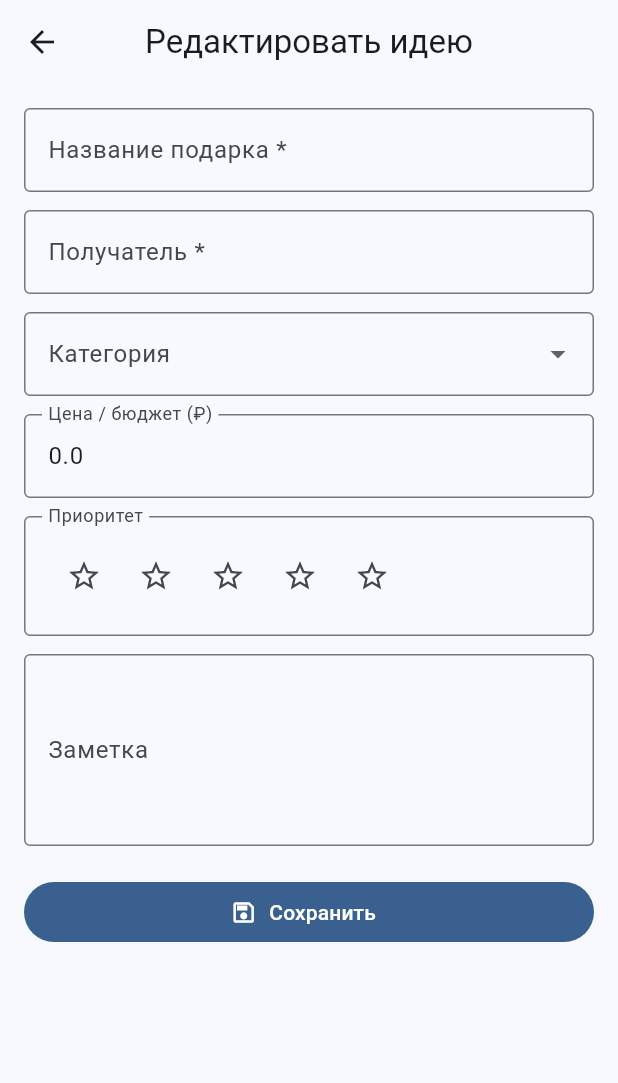
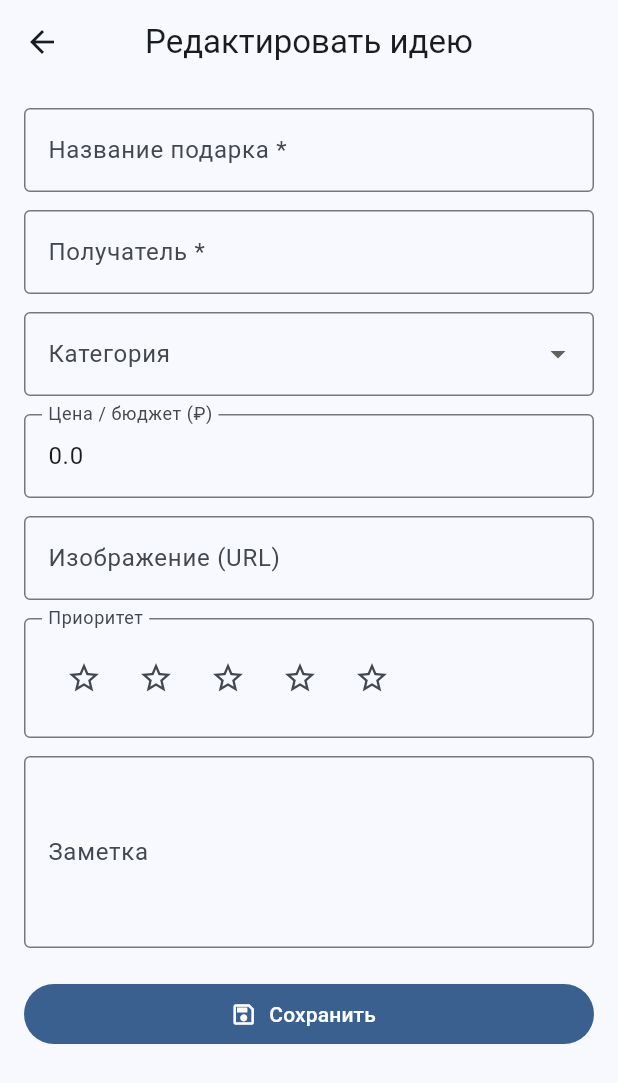
Before and after one commit to superillegal/wishListApp, a Flutter app: the GiftDetailScreen screen opened directly with empty values, after a tap on the "edit" icon, on a phone screen of 412 x 824 dp. Shown: the top 1083 px of the screen. Run offline on Flutter 3.47's test engine with Material 3 defaults, Android fonts, the phone set to English and light mode, and no system bars; our stand-ins replace cached_network_image; network calls fail.

Commit message:
Add cached network images for gifts

```diff
--- a/lib/models/gift.dart
+++ b/lib/models/gift.dart
@@ -12,6 +12,7 @@ class Gift {
   final DateTime? datePurchased;
   final String? category;      // опц.
   final String? note;          // опц.
+  final String? imageUrl;      // опц. ссылка на изображение
 
   const Gift({
     required this.id,
@@ -24,6 +25,7 @@ class Gift {
     required this.datePurchased,
     required this.category,
     required this.note,
+    required this.imageUrl,
   });
 
   Gift copyWith({
@@ -37,6 +39,7 @@ class Gift {
     DateTime? datePurchased,
     String? category,
     String? note,
+    String? imageUrl,
   }) {
     return Gift(
       id: id ?? this.id,
@@ -49,6 +52,7 @@ class Gift {
       datePurchased: datePurchased ?? this.datePurchased,
       category: category ?? this.category,
       note: note ?? this.note,
+      imageUrl: imageUrl ?? this.imageUrl,
     );
   }
 
@@ -59,6 +63,7 @@ class Gift {
     int priority = 3,
     String? category,
     String? note,
+    String? imageUrl,
   }) {
     final now = DateTime.now();
     return Gift(
@@ -72,6 +77,7 @@ class Gift {
       datePurchased: null,
       category: category,
       note: note,
+      imageUrl: imageUrl,
     );
   }
 }
--- a/lib/screens/gift_detail_screen.dart
+++ b/lib/screens/gift_detail_screen.dart
@@ -1,6 +1,7 @@
 import 'package:flutter/material.dart';
 import '../models/gift.dart';
 import '../utils/format.dart';
+import '../widgets/gift_image.dart';
 import 'gift_form_screen.dart';
 
 class GiftDetailScreen extends StatelessWidget {
@@ -78,6 +79,7 @@ class GiftDetailScreen extends StatelessWidget {
       ),
       body: ListView(
         children: [
+          GiftHeaderImage(imageUrl: gift.imageUrl, title: gift.title),
           Container(
             padding: const EdgeInsets.all(24),
             decoration: BoxDecoration(
@@ -120,6 +122,8 @@ class GiftDetailScreen extends StatelessWidget {
               value: gift.datePurchased == null ? '—' : formatDate(gift.datePurchased!)),
           if (gift.note != null && gift.note!.trim().isNotEmpty)
             _InfoTile(label: 'Заметка', value: gift.note!),
+          if (gift.imageUrl != null && gift.imageUrl!.trim().isNotEmpty)
+            _InfoTile(label: 'Ссылка на изображение', value: gift.imageUrl!),
           const SizedBox(height: 12),
           Padding(
             padding: const EdgeInsets.symmetric(horizontal: 16),
--- a/lib/screens/gift_form_screen.dart
+++ b/lib/screens/gift_form_screen.dart
@@ -15,6 +15,7 @@ class _GiftFormScreenState extends State<GiftFormScreen> {
   late final TextEditingController _title;
   late final TextEditingController _recipient;
   late final TextEditingController _price;
+  late final TextEditingController _image;
   String? _category;
   late int _priority;
   late final TextEditingController _note;
@@ -39,6 +40,7 @@ class _GiftFormScreenState extends State<GiftFormScreen> {
     _recipient = TextEditingController(text: g?.recipient ?? '');
     _price = TextEditingController(
         text: g?.plannedPrice == null ? '' : g!.plannedPrice!.toString());
+    _image = TextEditingController(text: g?.imageUrl ?? '');
     _category = g?.category ?? 'Без категории';
     _priority = g?.priority ?? 3;
     _note = TextEditingController(text: g?.note ?? '');
@@ -49,6 +51,7 @@ class _GiftFormScreenState extends State<GiftFormScreen> {
     _title.dispose();
     _recipient.dispose();
     _price.dispose();
+    _image.dispose();
     _note.dispose();
     super.dispose();
   }
@@ -74,6 +77,7 @@ class _GiftFormScreenState extends State<GiftFormScreen> {
         priority: _priority,
         category: (_category == 'Без категории') ? null : _category,
         note: _note.text.trim().isEmpty ? null : _note.text.trim(),
+        imageUrl: _image.text.trim().isEmpty ? null : _image.text.trim(),
       );
       Navigator.pop(context, created);
     } else {
@@ -84,6 +88,7 @@ class _GiftFormScreenState extends State<GiftFormScreen> {
         priority: _priority,
         category: (_category == 'Без категории') ? null : _category,
         note: _note.text.trim().isEmpty ? null : _note.text.trim(),
+        imageUrl: _image.text.trim().isEmpty ? null : _image.text.trim(),
       );
       Navigator.pop(context, updated);
     }
@@ -139,6 +144,14 @@ class _GiftFormScreenState extends State<GiftFormScreen> {
               ),
             ),
             const SizedBox(height: 12),
+            TextFormField(
+              controller: _image,
+              decoration: const InputDecoration(
+                labelText: 'Изображение (URL)',
+                hintText: 'https://example.com/present.jpg',
+              ),
+            ),
+            const SizedBox(height: 12),
             InputDecorator(
               decoration: const InputDecoration(labelText: 'Приоритет'),
               child: Row(
--- /dev/null
+++ b/lib/widgets/gift_image.dart
@@ -0,0 +1,124 @@
+import 'package:cached_network_image/cached_network_image.dart';
+import 'package:flutter/material.dart';
+
+class GiftThumbnail extends StatelessWidget {
+  final String? imageUrl;
+  final double size;
+
+  const GiftThumbnail({super.key, required this.imageUrl, this.size = 56});
+
+  @override
+  Widget build(BuildContext context) {
+    final placeholderIcon = Icon(
+      Icons.card_giftcard,
+      size: size * 0.6,
+      color: Theme.of(context).colorScheme.primary,
+    );
+
+    return ClipRRect(
+      borderRadius: BorderRadius.circular(size * 0.2),
+      child: Container(
+        width: size,
+        height: size,
+        color: Colors.grey.shade200,
+        alignment: Alignment.center,
+        child: _buildImage(placeholderIcon),
+      ),
+    );
+  }
+
+  Widget _buildImage(Widget placeholderIcon) {
+    if (imageUrl == null || imageUrl!.trim().isEmpty) {
+      return placeholderIcon;
+    }
+
+    return CachedNetworkImage(
+      imageUrl: imageUrl!,
+      fit: BoxFit.cover,
+      placeholder: (context, url) => Center(
+        child: SizedBox(
+          width: size * 0.4,
+          height: size * 0.4,
+          child: const CircularProgressIndicator(strokeWidth: 2),
+        ),
+      ),
+      errorWidget: (context, url, error) => Icon(
+        Icons.broken_image_outlined,
+        size: size * 0.6,
+        color: Colors.grey.shade600,
+      ),
+    );
+  }
+}
+
+class GiftHeaderImage extends StatelessWidget {
+  final String? imageUrl;
+  final String title;
+
+  const GiftHeaderImage({super.key, required this.imageUrl, required this.title});
+
+  @override
+  Widget build(BuildContext context) {
+    final borderRadius = BorderRadius.circular(16);
+    return Padding(
+      padding: const EdgeInsets.all(16),
+      child: ClipRRect(
+        borderRadius: borderRadius,
+        child: Container(
+          color: Colors.grey.shade200,
+          child: AspectRatio(
+            aspectRatio: 4 / 3,
+            child: _buildImage(context),
+          ),
+        ),
+      ),
+    );
+  }
+
+  Widget _buildImage(BuildContext context) {
+    if (imageUrl == null || imageUrl!.trim().isEmpty) {
+      return _EmptyImage(title: title);
+    }
+    return CachedNetworkImage(
+      imageUrl: imageUrl!,
+      fit: BoxFit.cover,
+      placeholder: (context, url) => const Center(
+        child: CircularProgressIndicator(),
+      ),
+      errorWidget: (context, url, error) => _EmptyImage(title: title),
+    );
+  }
+}
+
+class _EmptyImage extends StatelessWidget {
+  final String title;
+  const _EmptyImage({required this.title});
+
+  @override
+  Widget build(BuildContext context) {
+    final theme = Theme.of(context);
+    return Container(
+      color: Colors.grey.shade300,
+      alignment: Alignment.center,
+      child: Column(
+        mainAxisAlignment: MainAxisAlignment.center,
+        children: [
+          Icon(
+            Icons.card_giftcard,
+            size: 48,
+            color: theme.colorScheme.primary,
+          ),
+          const SizedBox(height: 12),
+          Padding(
+            padding: const EdgeInsets.symmetric(horizontal: 24),
+            child: Text(
+              title,
+              style: theme.textTheme.titleMedium,
+              textAlign: TextAlign.center,
+            ),
+          ),
+        ],
+      ),
+    );
+  }
+}
--- a/pubspec.yaml
+++ b/pubspec.yaml
@@ -34,6 +34,7 @@ dependencies:
   # The following adds the Cupertino Icons font to your application.
   # Use with the CupertinoIcons class for iOS style icons.
   cupertino_icons: ^1.0.8
+  cached_network_image: ^3.3.1
 
 dev_dependencies:
   flutter_test:
```
Also changed, not shown: lib/screens/home_screen.dart (+42 -3 lines), lib/widgets/gift_tile.dart (+20 -3 lines).
